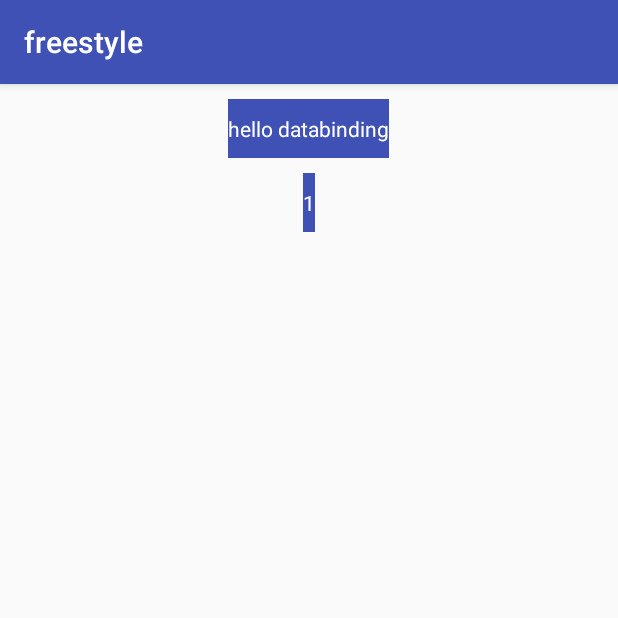
After one commit to jingju/Freestyle, an Android app: the DataBindingActivity screen opened directly, with no data from a screen before it, on a phone screen of 412 x 824 dp, the top half of it. The commit adds this screen. Run offline under Robolectric (Android 15) with nearby library versions, the phone set to English and light mode, and no system bars; our stand-ins replace ButterKnife, data binding; 1 statement that could not run was skipped.

Commit message:
add roon add databinding test code

```diff
--- a/freestyle-master/app/src/main/AndroidManifest.xml
+++ b/freestyle-master/app/src/main/AndroidManifest.xml
@@ -1,6 +1,7 @@
 <?xml version="1.0" encoding="utf-8"?>
 <manifest xmlns:android="http://schemas.android.com/apk/res/android"
     package="com.practice.ju.freestyle">
+    <uses-permission android:name="android.permission.ACCESS_NETWORK_STATE"></uses-permission>
 
     <application
         android:allowBackup="true"
@@ -25,6 +26,7 @@
         <activity android:name=".dagger2.whole.SubComponentTestActivity"/>
         <activity android:name=".dagger2.whole.ExtendTestActivity"/>
         <activity android:name=".room.RoomActivity"/>
+        <activity android:name=".DataBinding.DataBindingActivity"/>
     </application>
 
 </manifest>
--- /dev/null
+++ b/freestyle-master/app/src/main/java/com/practice/ju/freestyle/DataBinding/DataBindingActivity.java
@@ -0,0 +1,55 @@
+package com.practice.ju.freestyle.DataBinding;
+
+
+import android.databinding.DataBindingUtil;
+import android.os.Bundle;
+import android.support.v7.app.AppCompatActivity;
+import android.view.View;
+import android.widget.TextView;
+
+import com.practice.ju.freestyle.R;
+import com.practice.ju.freestyle.databinding.ActivityDataBindingBinding;
+import butterknife.ButterKnife;
+/**
+ * Created by guangju on 2018/5/24.
+ *
+ * modudle gradle中的buildtoolversion 一定要写，否则databinding 会报错
+ */
+
+public class DataBindingActivity extends AppCompatActivity {
+
+//    @BindView(R.id.tv_databinding)
+//    TextView tvDatabinding;
+
+    // TODO: 2018/5/28 databinding不能和butteknife一期使用
+
+    private ActivityDataBindingBinding mBinding;
+
+    @Override
+    public void onCreate(Bundle savedInstanceState) {
+        super.onCreate(savedInstanceState);
+        ButterKnife.bind(this);
+        // TODO: 2018/5/28 初始话databinding
+        mBinding = DataBindingUtil.setContentView(this, R.layout.activity_data_binding);
+        User user = new User();
+        user.name="hello databinding";
+        mBinding.setUser(user);
+
+
+
+
+    }
+
+//    @OnClick({R.id.tv_databinding})
+//    public void onClick(View v){
+//        switch (v.getId()){
+//            case R.id.tv_databinding:
+//
+//
+//                break;
+//                default:
+//                    break;
+//        }
+//
+//    }
+}
--- /dev/null
+++ b/freestyle-master/app/src/main/java/com/practice/ju/freestyle/DataBinding/User.java
@@ -0,0 +1,9 @@
+package com.practice.ju.freestyle.DataBinding;
+
+/**
+ * Created by guangju on 2018/5/28.
+ */
+
+public class User {
+    public String name;
+}
--- /dev/null
+++ b/freestyle-master/app/src/main/res/layout/activity_data_binding.xml
@@ -0,0 +1,41 @@
+<?xml version="1.0" encoding="utf-8"?>
+<!--todo 根标签必须是layout-->
+<layout xmlns:android="http://schemas.android.com/apk/res/android"
+    xmlns:app="http://schemas.android.com/apk/res-auto"
+    xmlns:tools="http://schemas.android.com/tools">
+    <data>
+        <import type="android.util.SparseArray"/>
+        <import type="java.util.Map"/>
+        <import type="java.util.List"/>
+        <variable name="list" type="List&lt;String&gt;"/>
+        <variable name="sparse" type="SparseArray&lt;String&gt;"/>
+        <variable name="map" type="Map&lt;String, String&gt;"/>
+        <variable name="index" type="int"/>
+        <variable name="key" type="String"/>
+
+        <variable
+            name="user"
+            type="com.practice.ju.freestyle.DataBinding.User" />
+
+    </data>
+    <LinearLayout
+        android:layout_width="match_parent"
+        android:layout_height="match_parent"
+        android:orientation="vertical">
+
+
+        <TextView
+            android:id="@+id/tv_user"
+            style="@style/common_item_style"
+            android:text="@{user.name}" />
+        <TextView
+            android:id="@+id/tv_databinding"
+            style="@style/common_item_style"
+            android:text="@{String.valueOf(1)}" />
+        <TextView
+            android:id="@+id/tv_"
+            style="@style/common_item_style"
+            android:text="@{list.size()}" />
+
+    </LinearLayout>
+</layout>
--- a/freestyle-master/app/src/main/res/layout/activity_main.xml
+++ b/freestyle-master/app/src/main/res/layout/activity_main.xml
@@ -18,6 +18,10 @@
             android:id="@+id/tv_room"
             android:text="room"
             style="@style/common_item_style" />
+    <TextView
+            android:id="@+id/tv_databinding"
+            android:text="databinding"
+            style="@style/common_item_style" />
     <!--</LinearLayout>-->
 
 
--- a/freestyle-master/build.gradle
+++ b/freestyle-master/build.gradle
@@ -10,13 +10,13 @@ buildscript {
         }
     }
     dependencies {
-        classpath 'com.android.tools.build:gradle:3.0.1'
+        classpath 'com.android.tools.build:gradle:3.1.2'
 
 
         // NOTE: Do not place your application dependencies here; they belong
         // in the individual module build.gradle files
         //for dagger
-        classpath 'com.neenbedankt.gradle.plugins:android-apt:1.8'
+//        classpath 'com.neenbedankt.gradle.plugins:android-apt:1.8'
     }
 }
 
--- a/freestyle-master/versions.gradle
+++ b/freestyle-master/versions.gradle
@@ -8,6 +8,7 @@ ext.deps=[:]
 def versions = [:]
 
 versions.room="1.1.0"
+versions.databinding="3.0.1"
 
 def room = [:]
 room.runtime = "android.arch.persistence.room:runtime:$versions.room"
@@ -15,3 +16,7 @@ room.compiler = "android.arch.persistence.room:compiler:$versions.room"
 room.rxjava2 = "android.arch.persistence.room:rxjava2:$versions.room"
 room.testing = "android.arch.persistence.room:testing:$versions.room"
 deps.room = room
+
+def databinding=[:]
+databinding.compiler="com.android.databinding:compiler:$versions.databinding"
+deps.databinding=databinding
```
Also changed, not shown: freestyle-master/app/build.gradle (+18 -3 lines), freestyle-master/app/src/main/java/com/practice/ju/freestyle/MainActivity.java (+7 -0 lines), freestyle-master/app/src/main/java/com/practice/ju/freestyle/room/RoomActivity.java (+10 -0 lines), freestyle-master/app/src/main/java/com/practice/ju/freestyle/room/RoomPresenter.java (added, +11 -0 lines), freestyle-master/app/src/main/java/com/practice/ju/freestyle/room/mvp/BasePresenterActivity.java (added, +12 -0 lines), freestyle-master/app/src/main/java/com/practice/ju/freestyle/room/mvp/Presenter.java (added, +11 -0 lines), freestyle-master/app/src/main/java/com/practice/ju/freestyle/utils/NetWorkUtils.java (added, +40 -0 lines), freestyle-master/gradle/wrapper/gradle-wrapper.properties.
